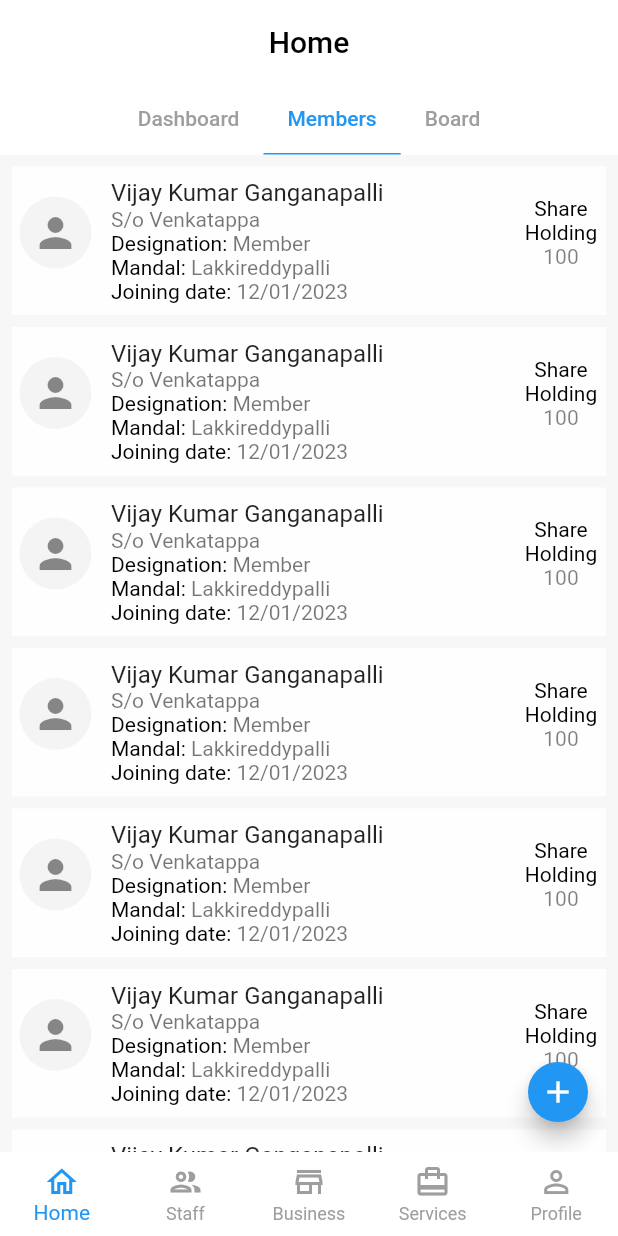
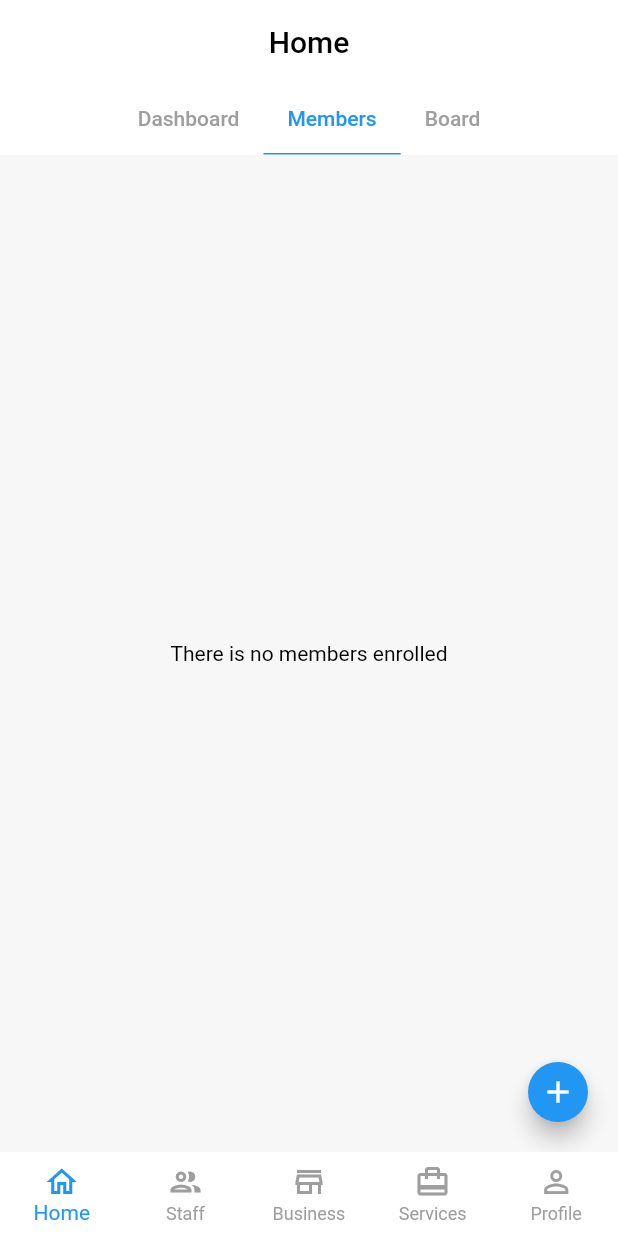
Before and after one commit to VijayGanganapalli/vfpcl, a Flutter app: the screen it shows once a user with an empty profile is signed in, tab 2 chosen, on a phone screen of 412 x 824 dp. Run offline on Flutter 3.47's test engine with Material 2 defaults, Android fonts, the phone set to English and light mode, and no system bars; our stand-ins replace animated_text_kit, cloud_firestore, firebase_auth, firebase_core, firebase_storage, image_cropper and 1 more; accounts and stored records are empty.

Commit message:
Added crop image and get members list from firebase

```diff
--- a/lib/constants/country_data.dart
+++ b/lib/constants/country_data.dart
@@ -18,17 +18,17 @@ class CountryData {
       'Gudlavaripalli',
       'Lakkireddypalli',
       'Malapalli',
-      'Nandivandlapalli'
+      'Nandivandlapalli',
     ],
     'Maddirevula': [
       'Batamadigapalli',
       'Budithaguntapalli',
       'Edigapalli',
       'G.M.R. Colony',
-      'Nehru Nagar'
+      'Nehru Nagar',
     ],
     'Chitlur': ['Chitlur', 'Chenikkayavandlapalli', 'Majjigavandlapalli'],
     'Gopagudipalli': ['Adapalavandlapalli'],
-    'Hasanapuram': ['Musalireddygaripalli']
+    'Hasanapuram': ['Musalireddygaripalli'],
   };
 }
--- a/lib/screens/members_screen/members_screen.dart
+++ b/lib/screens/members_screen/members_screen.dart
@@ -1,3 +1,5 @@
+import 'package:cloud_firestore/cloud_firestore.dart';
+import 'package:firebase_auth/firebase_auth.dart';
 import 'package:flutter/material.dart';
 import 'package:vfpcl/constants/colors.dart';
 
@@ -15,87 +17,92 @@ class _MembersScreenState extends State<MembersScreen> {
   Widget build(BuildContext context) {
     return Scaffold(
       backgroundColor: greyColor.withOpacity(0.08),
-      body: ListView.builder(
-        itemCount: 10,
+      body: Padding(
+        padding: const EdgeInsets.all(8),
+        child: StreamBuilder(
+          stream: FirebaseFirestore.instance
+              .collection('fpcs')
+              .doc(FirebaseAuth.instance.currentUser!.uid)
+              .collection('members')
+              .orderBy("memberId", descending: true)
+              .snapshots(),
+          builder: (context, snapshot) {
+            if (snapshot.hasError) {
+              return Scaffold(
+                body: Center(
+                  child: Text("Error: ${snapshot.error}"),
+                ),
+              );
+            }
+            if (snapshot.connectionState == ConnectionState.waiting) {
+              return const Scaffold(
+                body: Center(
+                  child: CircularProgressIndicator(color: primaryColor),
+                ),
+              );
+            }
+            if (snapshot.data!.docs.isEmpty) {
+              return const Center(
+                child: Text('There is no members enrolled'),
+              );
+            }
+            if (snapshot.hasData) {
+              return ListView(
                 physics: const BouncingScrollPhysics(),
-        padding: const EdgeInsets.fromLTRB(8, 4, 8, 4),
-        itemBuilder: (BuildContext context, int index) {
-          return Padding(
-            padding: const EdgeInsets.only(top: 4, bottom: 4),
-            child: ListTile(
-              minLeadingWidth: 50,
-              contentPadding: const EdgeInsets.all(4),
-              tileColor: backgroundColor.withOpacity(0.9),
+                children: snapshot.data!.docs.map((document) {
+                  return ListTile(
                     isThreeLine: true,
-              visualDensity: VisualDensity.compact,
-              leading: Container(
-                width: 50,
-                height: 50,
-                decoration: BoxDecoration(
-                  shape: BoxShape.circle,
-                  color: greyColor.withOpacity(0.1),
+                    tileColor: backgroundColor,
+                    contentPadding: const EdgeInsets.all(6),
+                    leading: CircleAvatar(
+                      backgroundColor: greyColor.withOpacity(0.2),
+                      radius: 30.0,
+                      child: document['memberImgUrl'] != null
+                          ? ClipRRect(
+                              borderRadius: BorderRadius.circular(100),
+                              child: Image.network(document['memberImgUrl'],
+                                  width: 60, height: 60, fit: BoxFit.fill),
+                            )
+                          : const Icon(Icons.person,
+                              size: 45, color: greyColor),
                     ),
-                child: const Icon(Icons.person, size: 32),
-              ),
-              title: const Text("Vijay Kumar Ganganapalli"),
+                    title: Text(document['fullName']),
                     subtitle: Column(
-                //mainAxisAlignment: MainAxisAlignment.start,
+                      mainAxisAlignment: MainAxisAlignment.start,
                       crossAxisAlignment: CrossAxisAlignment.start,
                       children: [
-                  const Text("S/o Venkatappa"),
-                  Row(
-                    children: [
                         Text(
-                        "Designation: ",
-                        style: Theme.of(context).textTheme.bodyText2,
-                      ),
-                      const Text("Member"),
+                            "${document['maritalTitle']} ${document['fatherOrHusbandName']}"),
+                        const SizedBox(height: 2),
+                        Text(
+                            "${document['habitation']}, ${document['revenueVillage']}"),
+                        const SizedBox(height: 2),
+                        Text(
+                            "${document['mandal']}. Holdings: ${document['shareHolding']}"),
                       ],
                     ),
-                  Row(
-                    children: [
-                      Text(
-                        "Mandal: ",
-                        style: Theme.of(context).textTheme.bodyText2,
-                      ),
-                      const Text("Lakkireddypalli"),
-                    ],
-                  ),
-                  Row(
-                    children: [
-                      Text(
-                        "Joining date: ",
-                        style: Theme.of(context).textTheme.bodyText2,
-                      ),
-                      const Text("12/01/2023"),
-                    ],
-                  ),
-                ],
-              ),
-              trailing: SizedBox(
-                width: 52,
-                child: Column(
+                    trailing: Column(
                       mainAxisAlignment: MainAxisAlignment.center,
                       crossAxisAlignment: CrossAxisAlignment.center,
                       children: [
                         const Text(
-                      "Share",
+                          "Member ID",
+                          softWrap: true,
+                          style: TextStyle(color: greyColor),
                         ),
-                    const Text(
-                      "Holding",
-                    ),
-                    Text(
-                      "100",
-                      style: TextStyle(
-                        color: defaultColor.withOpacity(0.5),
-                      ),
-                    ),
+                        Text(document['memberId'].toString()),
                       ],
                     ),
-              ),
-            ),
+                  );
+                }).toList(),
+              );
+            }
+
+            return const Center(
+              child: CircularProgressIndicator(),
             );
           },
+        ),
       ),
       floatingActionButton: FloatingActionButton.small(
         onPressed: () {
--- a/pubspec.yaml
+++ b/pubspec.yaml
@@ -40,7 +40,8 @@ dependencies:
   firebase_auth: ^4.2.4
   cloud_firestore: ^4.3.2
   firebase_storage: ^11.0.11
-  image_picker: ^0.8.6
+  image_picker: ^0.8.6+1
+  image_cropper: ^3.0.1
   animated_text_kit: ^4.2.2
   intl: ^0.17.0
   flutter_bloc: ^8.1.1
```
Also changed, not shown: lib/screens/add_member_screen.dart (+99 -54 lines), pubspec.lock, 1 other file. Lines whose indentation alone changed are shown as unchanged.
